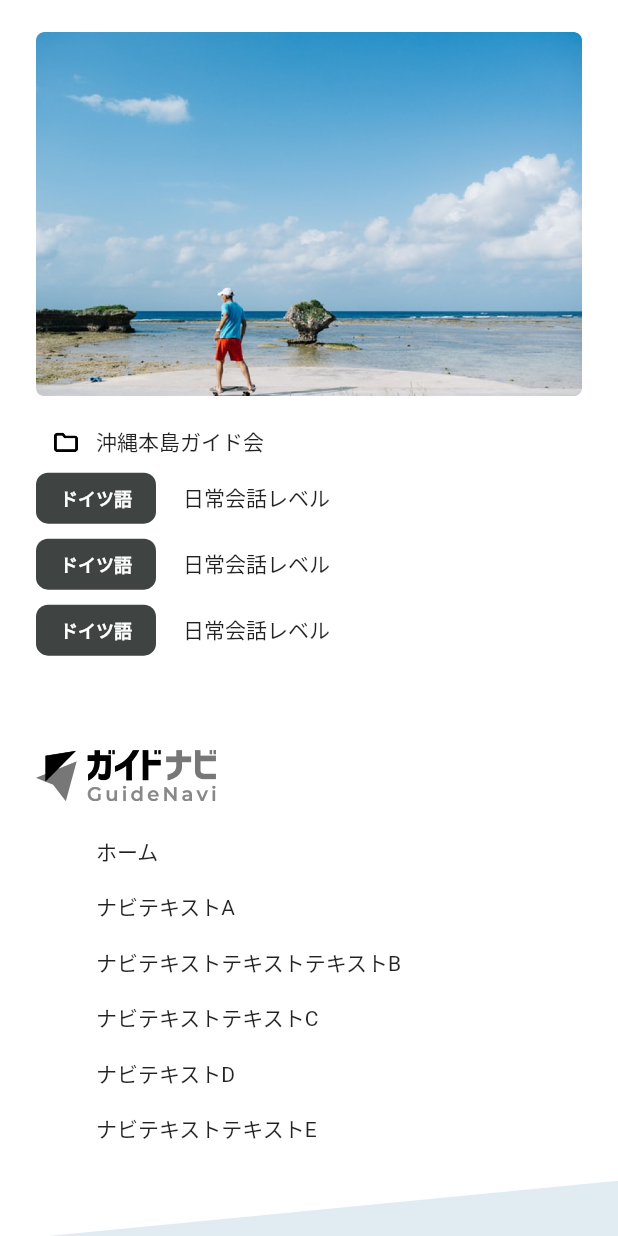
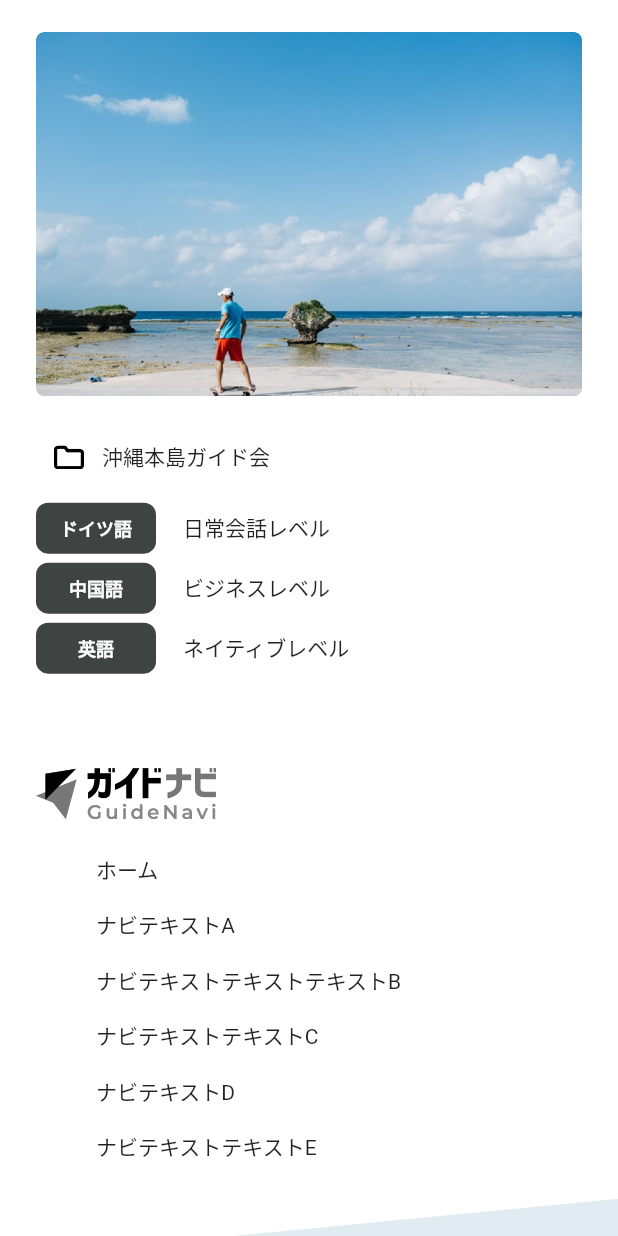
Before and after one commit to truongngo99/base_riverpod, a Flutter app: the HomeTabScreen screen opened directly, scrolled down 576 dp, on a phone screen of 412 x 824 dp. Run offline on Flutter 3.47's test engine with Material 2 defaults, Android fonts, the light colour scheme and no system bars; our stand-ins replace auto_route, dartz, dio, equatable, flutter_riverpod, flutter_snake_navigationbar and 4 more; missing offline and left inert: dart:ffi, global_configuration, lifecycle.

Commit message:
Change some

```diff
--- a/lib/gen/assets.gen.dart
+++ b/lib/gen/assets.gen.dart
@@ -24,6 +24,10 @@ class $AssetsImagesGen {
 
   /// File path: assets/images/award.png
   AssetGenImage get award => const AssetGenImage('assets/images/award.png');
+
+  /// File path: assets/images/btn_setting.png
+  AssetGenImage get btnSetting =>
+      const AssetGenImage('assets/images/btn_setting.png');
 
   /// File path: assets/images/docs.png
   AssetGenImage get docs => const AssetGenImage('assets/images/docs.png');
--- a/lib/profile/presentation/profile_screen.dart
+++ b/lib/profile/presentation/profile_screen.dart
@@ -25,12 +25,12 @@ class _ProfileScreenState extends State<ProfileScreen> {
   );
 
   ShapeBorder? bottomBarShape = const RoundedRectangleBorder(
-    borderRadius: BorderRadius.all(Radius.circular(25)),
+    borderRadius: BorderRadius.all(Radius.circular(8)),
   );
   SnakeBarBehaviour snakeBarStyle = SnakeBarBehaviour.floating;
   EdgeInsets padding = const EdgeInsets.all(12);
 
-  int _selectedItemPosition = 2;
+  int _selectedItemPosition = 0;
   PageController _pageController = PageController();
   SnakeShape snakeShape = SnakeShape.circle;
 
--- a/lib/profile/tab/home_tab_screen.dart
+++ b/lib/profile/tab/home_tab_screen.dart
@@ -48,7 +48,14 @@ class _HomeTabScreenState extends State<HomeTabScreen> {
                                     children: [
                                       Assets.images.profileAvatar
                                           .image(width: 90, height: 90),
-                                      const Text("プロフィール編集")
+                                      Row(
+                                        children: [
+                                          Assets.images.btnSetting
+                                              .image(width: 16, height: 16),
+                                          const SizedBox(width: 4),
+                                          const Text("プロフィール編集"),
+                                        ],
+                                      )
                                     ],
                                   )
                                 ],
@@ -138,18 +145,18 @@ class _HomeTabScreenState extends State<HomeTabScreen> {
                             style: TextStyle(fontSize: 14)),
                         const SizedBox(height: 20),
                         Assets.images.homeImage2.image(),
-                        const SizedBox(height: 20),
+                        const SizedBox(height: 30),
                         Row(
                           mainAxisAlignment: MainAxisAlignment.start,
                           children: [
                             const SizedBox(width: 12),
-                            Assets.images.file.image(width: 16, height: 16),
+                            Assets.images.file.image(width: 20, height: 20),
                             const SizedBox(width: 12),
                             const Text("沖縄本島ガイド会",
                                 style: TextStyle(fontSize: 14)),
                           ],
                         ),
-                        const SizedBox(height: 10),
+                        const SizedBox(height: 20),
                         Row(
                           children: const [
                             RoundedTextContainer(
@@ -158,22 +165,22 @@ class _HomeTabScreenState extends State<HomeTabScreen> {
                             Text("日常会話レベル", style: TextStyle(fontSize: 14))
                           ],
                         ),
-                        const SizedBox(height: 10),
+                        const SizedBox(height: 6),
                         Row(
                           children: const [
                             RoundedTextContainer(
-                                containerWidth: 80, text: "ドイツ語"),
+                                containerWidth: 80, text: "中国語"),
                             SizedBox(width: 18),
-                            Text("日常会話レベル", style: TextStyle(fontSize: 14))
+                            Text("ビジネスレベル", style: TextStyle(fontSize: 14))
                           ],
                         ),
-                        const SizedBox(height: 10),
+                        const SizedBox(height: 6),
                         Row(
                           children: const [
                             RoundedTextContainer(
-                                containerWidth: 80, text: "ドイツ語"),
+                                containerWidth: 80, text: "英語"),
                             SizedBox(width: 18),
-                            Text("日常会話レベル", style: TextStyle(fontSize: 14))
+                            Text("ネイティブレベル", style: TextStyle(fontSize: 14))
                           ],
                         ),
                         const SizedBox(height: 60),
@@ -182,7 +189,8 @@ class _HomeTabScreenState extends State<HomeTabScreen> {
                         const SizedBox(height: 20),
                         const Padding(
                           padding: EdgeInsets.only(left: 40),
-                          child: Text("ホーム\n\nナビテキストA\n\nナビテキストテキストテキストB\n\nナビテキストテキストC\n\nナビテキストD\n\nナビテキストテキストE",
+                          child: Text(
+                              "ホーム\n\nナビテキストA\n\nナビテキストテキストテキストB\n\nナビテキストテキストC\n\nナビテキストD\n\nナビテキストテキストE",
                               style: TextStyle(
                                 fontSize: 14,
                               )),
@@ -193,8 +201,7 @@ class _HomeTabScreenState extends State<HomeTabScreen> {
                   alignment: Alignment.topRight,
                   children: [
                     ClipPath(
-                 clipper: CustomClipPath()
-                 ..type = ClipPathType.top,
+                      clipper: CustomClipPath()..type = ClipPathType.top,
                       child: Container(
                         width: MediaQuery.of(context).size.width,
                         height: 100,
@@ -205,8 +212,8 @@ class _HomeTabScreenState extends State<HomeTabScreen> {
                       padding: EdgeInsets.fromLTRB(0, 48, 20, 0),
                       child: Text("© GuideNavi. All Rights Reserved."),
                     )
-              ],)
-
+                  ],
+                )
               ],
             ),
           ),
```
Also changed, not shown: assets/images/btn_setting.png (added). Lines whose indentation alone changed are shown as unchanged.
